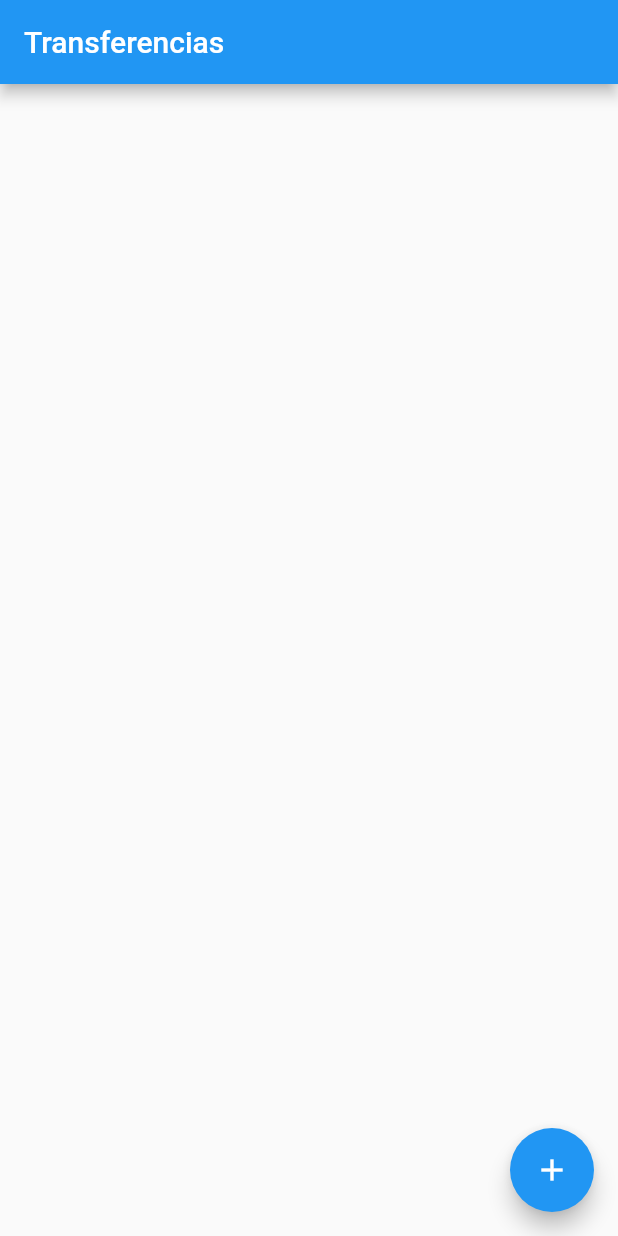
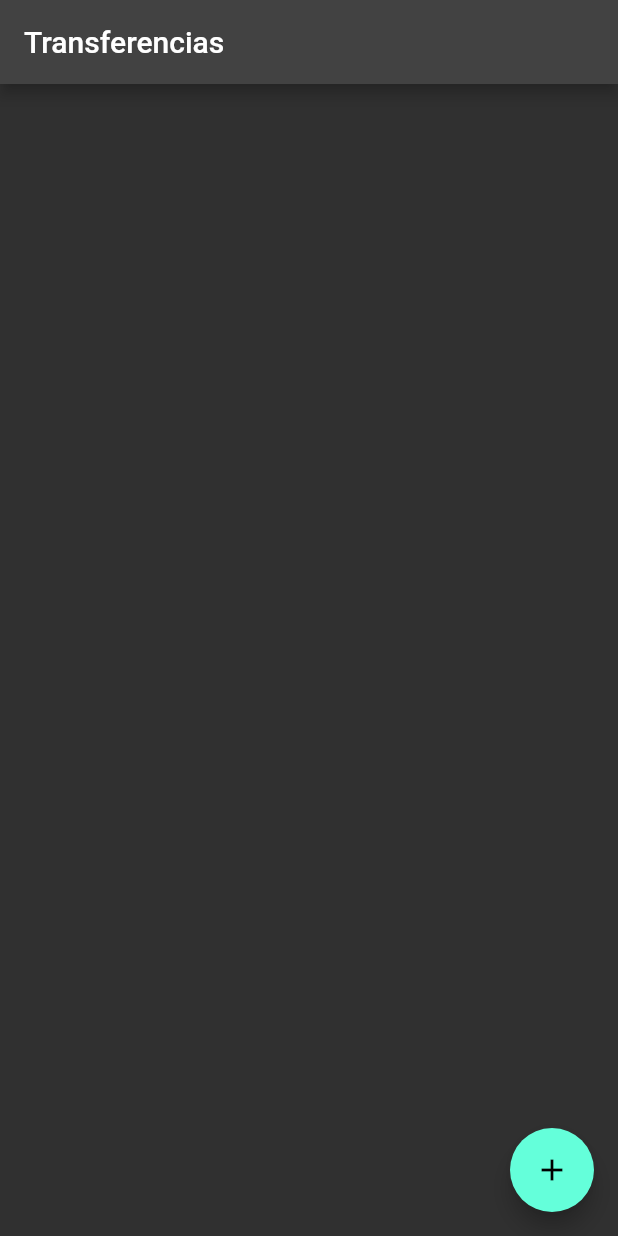
Before and after one commit to lSilverDev/ByteBank, a Flutter app: the screen it shows after launch, on a phone screen of 412 x 824 dp. Run offline on Flutter 3.47's test engine with Material 2 defaults, Android fonts, the phone set to English and light mode, and no system bars; missing offline and left inert: dart:html.

```diff
--- a/bytebank/lib/main.dart
+++ b/bytebank/lib/main.dart
@@ -7,14 +7,13 @@ void main() => runApp(BytebankApp());
   @override
   Widget build(BuildContext context){
     return MaterialApp(
-      home: Scaffold(
-          body: ListaTransferencia(),
-        ),
+      theme: ThemeData.dark(),
+      home: ListaTransferencia(),
       );
     }
   }
 
-class FormularioTransferencia extends StatelessWidget{
+class FormularioTransferencia extends StatelessWidget {
 
   final TextEditingController _ControladorCampoNumeroConta = TextEditingController();
   final TextEditingController _controladorCampoValor = TextEditingController();
@@ -25,7 +24,8 @@ class FormularioTransferencia extends StatelessWidget{
       appBar: AppBar(
         title: const Text('Criando Transferencia!'),
       ),
-      body: Column(
+      body: SingleChildScrollView(
+        child: Column(
         children: <Widget>[
             Editor(
               controlador: _ControladorCampoNumeroConta,
@@ -43,7 +43,8 @@ class FormularioTransferencia extends StatelessWidget{
             child: Text('Confirmar'),
           )
         ]
-      ,)
+        ),
+      )
     );
   }
 }
@@ -89,10 +90,16 @@ class Editor extends StatelessWidget{
   }
 }
 
-  class ListaTransferencia extends StatelessWidget {
+  class ListaTransferencia extends StatefulWidget {
+    final List<Transferencia> _transferencias = [];
 
-  late final List<Transferencia> _transferencias = [];
+    @override
+    State<StatefulWidget> createState(){
+      return ListaTransferenciaState();
+    }
+  }
 
+  class ListaTransferenciaState extends State<ListaTransferencia>{
     @override
     Widget build(BuildContext context){
       return Scaffold(
@@ -100,9 +107,9 @@ class Editor extends StatelessWidget{
           title: const Text('Transferencias'),
         ),
         body: ListView.builder(
-          itemCount: _transferencias.length,
+          itemCount: widget._transferencias.length,
           itemBuilder: (context, indice) {
-            final transferencia = _transferencias[indice];
+            final transferencia = widget._transferencias[indice];
             return ItemTransferencia(transferencia);
           },
         ),
@@ -115,8 +122,12 @@ class Editor extends StatelessWidget{
                 )
               );
               future.then((transferenciaRecebida) => {
-                if(transferenciaRecebida != null)
-                _transferencias.add(transferenciaRecebida)
+                Future.delayed(Duration(seconds: 5), () {
+                  if(transferenciaRecebida != null)
+                    setState(() {
+                      widget._transferencias.add(transferenciaRecebida);
+                  });
+                })
               });
             },
             child: Icon(Icons.add),
```
